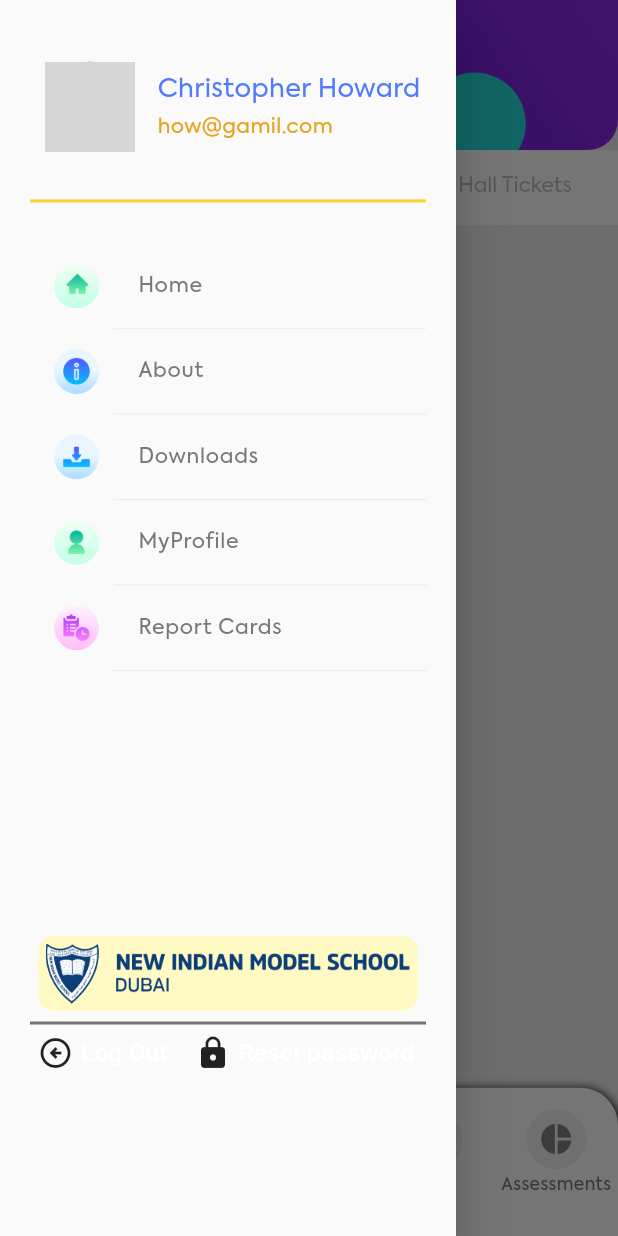
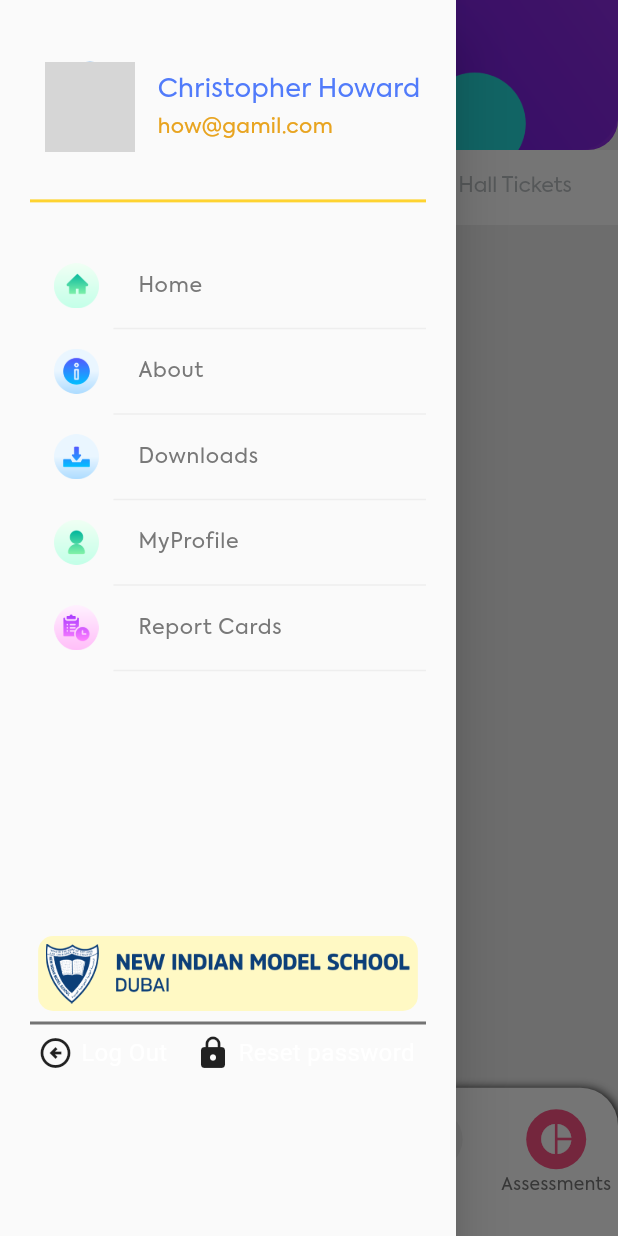
Before and after one commit to faizal6916/schooldiarjuly12, a Flutter app: the AboutSceen screen opened by its route, item 5 of the bottom bar chosen, in the side drawer, after a tap on "Circular", on a phone screen of 412 x 824 dp. Run offline on Flutter 3.47's test engine with Material 2 defaults, Android fonts, the light colour scheme and no system bars; our stand-ins replace dotted_border, flutter_screenutil, lottie; network calls fail; grey boxes are pictures that could not be loaded.

Commit message:
changed the code

```diff
--- a/lib/Screens/Bottom_Menu/fee_main_page.dart
+++ b/lib/Screens/Bottom_Menu/fee_main_page.dart
@@ -22,7 +22,7 @@
   Widget build(BuildContext context) {
     TabController _tabController = TabController(length: 2, vsync: this);
     return Scaffold(
-      bottomNavigationBar: BottomNavBar(),
+      bottomNavigationBar: BottomNavBar(menuClr: Color(0xff00b59c),menuIndex: 3,),
       drawer: SideBar(),
       key: _key,
       appBar: CustomAppBar(
--- a/lib/Screens/about.dart
+++ b/lib/Screens/about.dart
@@ -16,7 +16,7 @@
   @override
   Widget build(BuildContext context) {
     return Scaffold(
-      bottomNavigationBar: BottomNavBar(),
+      bottomNavigationBar: BottomNavBar(menuClr: Color(0xfff2f2f2)),
       drawer: SideBar(),
       key: _key,
       appBar: CustomAppBar(
--- a/lib/Screens/downloads.dart
+++ b/lib/Screens/downloads.dart
@@ -38,7 +38,7 @@
   Widget build(BuildContext context) {
     TabController _tabController = TabController(length: 3, vsync: this);
     return Scaffold(
-        bottomNavigationBar: BottomNavBar(),
+        bottomNavigationBar: BottomNavBar(menuClr: Color(0xfff2f2f2)),
         backgroundColor: Colors.grey.shade200,
         drawer: SideBar(),
         key: _key,
--- a/lib/Screens/my_profile.dart
+++ b/lib/Screens/my_profile.dart
@@ -1,6 +1,7 @@
 import 'package:flutter/material.dart';
 import 'package:flutter_screenutil/flutter_screenutil.dart';
 
+import '../Widgets/bottomNavBar.dart';
 import '../Widgets/customAppbar.dart';
 import '../Widgets/sideBar.dart';
 
@@ -16,6 +17,7 @@
   @override
   Widget build(BuildContext context) {
     return Scaffold(
+      bottomNavigationBar: BottomNavBar(menuClr:Color(0xfff2f2f2)),
       drawer: SideBar(),
       key: _key,
       appBar: CustomAppBar(
@@ -33,7 +35,7 @@
             margin: EdgeInsets.symmetric(horizontal: 20),
             padding: EdgeInsets.only(left: 36, top: 15),
             width: 1.sw - 40,
-            height: 0.74.sh,
+            height: 0.69.sh,
             decoration: BoxDecoration(
                 color: Color(0xffffffff),
                 borderRadius: BorderRadius.all(Radius.circular(15)),boxShadow: [
--- a/lib/Screens/profile.dart
+++ b/lib/Screens/profile.dart
@@ -23,7 +23,7 @@
         key: _key,
         // appBar: CustomAppBar(name: true,title: 'Home',appHeight: 200,centreText: false,globalKey: _key),
         drawer: SideBar(),
-        bottomNavigationBar: BottomNavBar(),
+        bottomNavigationBar: BottomNavBar(menuClr: Color(0xfff2f2f2)),
         body: Container(
           width: 1.sw,
           height: 1.sh,
--- a/lib/Screens/report.dart
+++ b/lib/Screens/report.dart
@@ -24,7 +24,7 @@
     TabController _tabController = TabController(length: 3, vsync: this);
     return Scaffold(
       backgroundColor: Colors.grey.shade200,
-      bottomNavigationBar: BottomNavBar(),
+      bottomNavigationBar: BottomNavBar(menuClr: Color(0xfffd5386),menuIndex: 4),
       drawer: SideBar(),
       key: _key,
       appBar: CustomAppBar(
--- a/lib/Screens/resetPassword.dart
+++ b/lib/Screens/resetPassword.dart
@@ -18,7 +18,7 @@
     return Scaffold(
       key: _key,
       drawer: SideBar(),
-      bottomNavigationBar: BottomNavBar(),
+      bottomNavigationBar: BottomNavBar(menuClr: Color(0xfff2f2f2)),
       appBar: CustomAppBar(
         title: 'Reset Password',
         globalKey: _key,
--- a/lib/Widgets/bottomNavBar.dart
+++ b/lib/Widgets/bottomNavBar.dart
@@ -2,7 +2,13 @@
 import 'package:flutter_screenutil/flutter_screenutil.dart';
 
 class BottomNavBar extends StatefulWidget {
-  const BottomNavBar({Key? key}) : super(key: key);
+  final Color menuClr;
+  final int? menuIndex;
+
+  const BottomNavBar({Key? key,
+    required this.menuClr,
+    this.menuIndex
+  }) : super(key: key);
 
   @override
   State<BottomNavBar> createState() => _BottomNavBarState();
@@ -33,6 +39,12 @@
     }
   }
   @override
+  void initState() {
+    // TODO: implement initState
+    _selctedIndex == widget.menuIndex;
+    super.initState();
+  }
+  @override
   Widget build(BuildContext context) {
     return Container(
       width: 1.sw,
@@ -53,35 +65,40 @@
           bottomMenuItem(
             menuIcon: Icons.campaign_outlined,
             menuName: 'Circular',
-            onTapColor: Color(0xfffd5386),
+            //onTapColor: Color(0xfffd5386),
+              onTapColor: widget.menuClr,
             indexNo: 0,
             context: context
           ),
           bottomMenuItem(
             menuIcon: Icons.menu_book_outlined,
             menuName: 'Assignment',
-            onTapColor: Color(0xff4966ff),
+            //onTapColor: Color(0xff4966ff),
+              onTapColor: widget.menuClr,
             indexNo: 1,
               context: context
           ),
           bottomMenuItem(
             menuIcon: Icons.calendar_month_outlined,
             menuName: 'Calendar',
-            onTapColor: Color(0xffbb49ff),
+            //onTapColor: Color(0xffbb49ff),
+              onTapColor: widget.menuClr,
             indexNo: 2,
               context: context
           ),
           bottomMenuItem(
             menuIcon: Icons.payments_outlined,
             menuName: 'Fee',
-            onTapColor: Color(0xff00b59c),
+            //onTapColor: Color(0xff00b59c),
+              onTapColor: widget.menuClr,
             indexNo: 3,
               context: context
           ),
           bottomMenuItem(
             menuIcon: Icons.pie_chart,
             menuName: 'Assessments',
-            onTapColor: Color(0xfffd5386),
+            //onTapColor: Color(0xfffd5386),
+              onTapColor: widget.menuClr,
             indexNo: 4,
               context: context
           )
@@ -102,7 +119,9 @@
           setState(() {
             // isClicked = true;
             _selctedIndex = indexNo;
+
             print(indexNo);
+            print('selected index${_selctedIndex}');
           });
           _selectedMenu(context: context,index: indexNo);
         },
@@ -116,10 +135,12 @@
               CircleAvatar(
                 radius: 20,
                 backgroundColor:
-                    _selctedIndex == indexNo ? onTapColor : Color(0xfff2f2f2),
+                    //_selctedIndex == indexNo ? onTapColor : Color(0xfff2f2f2),
+                widget.menuIndex == indexNo ? onTapColor : Color(0xfff2f2f2),
+                //_selctedIndex == indexNo ? Color(0xfff2f2f2) : onTapColor,
                 child: Icon(
                   menuIcon,
-                  color: _selctedIndex == indexNo
+                  color: widget.menuIndex == indexNo
                       ? Colors.white
                       : Color(0xff818181),
                 ),
```
Also changed, not shown: lib/Screens/Bottom_Menu/assignment_main_page.dart (+20 -1 lines), lib/Screens/Bottom_Menu/calendar_main_page.dart (+20 -1 lines), lib/Screens/Bottom_Menu/circular_main_page.dart (+32 -2 lines), lib/Widgets/downloadables.dart (added, +26 -0 lines).
